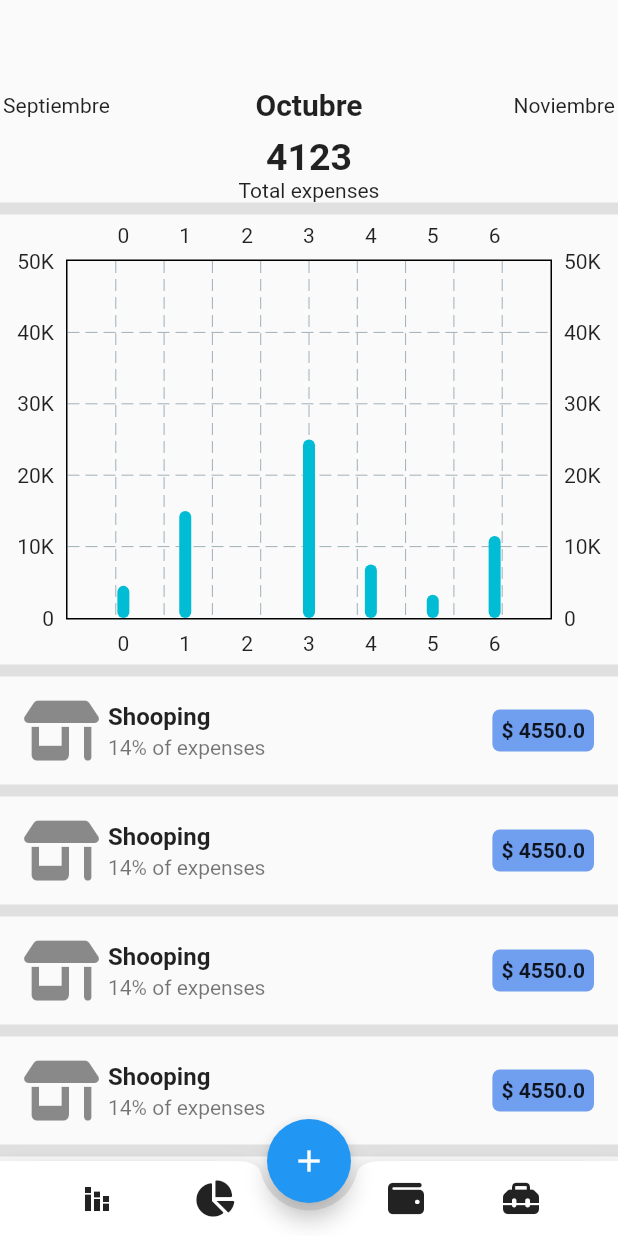
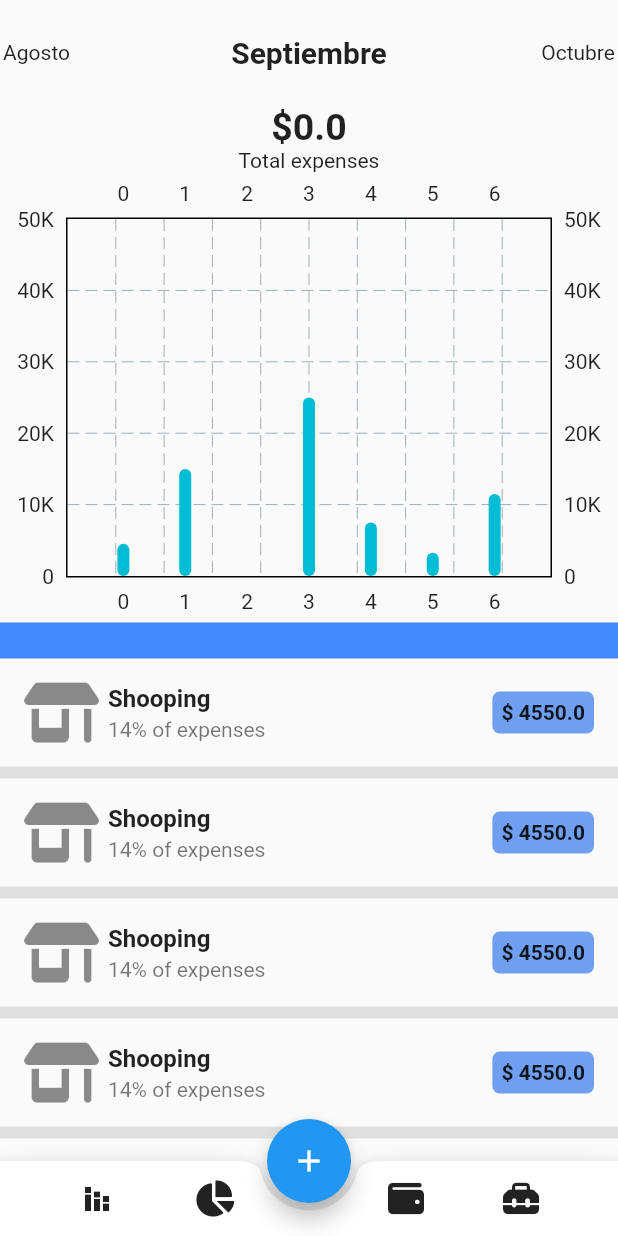
Before and after one commit to jfcalderono28/ControlGastos, a Flutter app: the screen it shows after launch, on a phone screen of 412 x 824 dp. Run offline on Flutter 3.47's test engine with Material 2 defaults, Android fonts, the phone set to English and light mode, and no system bars; drawn by our look-alikes of fl_chart; our stand-ins replace cloud_firestore, firebase_core, font_awesome_flutter; accounts and stored records are empty.

Commit message:
modificación expenses

```diff
--- a/lib/attempt1.dart
+++ /dev/null
@@ -1,38 +0,0 @@
-import 'package:flutter/material.dart';
-
-void main() => runApp(const MyApp());
-
-class MyApp extends StatelessWidget {
-  const MyApp({super.key});
-
-  @override
-  Widget build(BuildContext context) {
-    return const MaterialApp(
-      title: 'Material App',
-      home: Home(),
-    );
-  }
-}
-
-class Home extends StatefulWidget {
-  const Home({
-    super.key,
-  });
-
-  @override
-  State<Home> createState() => _HomeState();
-}
-
-class _HomeState extends State<Home> {
-  @override
-  Widget build(BuildContext context) {
-    return Scaffold(
-      appBar: AppBar(
-        title: const Text('Material App Bar'),
-      ),
-      body: const Center(
-        child: Text('Hello World'),
-      ),
-    );
-  }
-}
--- a/lib/main.dart
+++ b/lib/main.dart
@@ -1,10 +1,10 @@
+import 'package:cloud_firestore/cloud_firestore.dart';
+import 'package:control_gastos1/month_widget.dart';
 import 'package:flutter/material.dart';
-import 'package:control_gastos1/bar%20graph/bar_graph.dart';
 import 'package:font_awesome_flutter/font_awesome_flutter.dart';
 //Importaciones Firebase
 import 'package:firebase_core/firebase_core.dart';
 import 'firebase_options.dart';
-import 'package:control_gastos1/services/firebase_service.dart';
 
 void main() async {
   WidgetsFlutterBinding.ensureInitialized();
@@ -36,21 +36,17 @@ class Home extends StatefulWidget {
 }
 
 class _HomeState extends State<Home> {
-  List<double> weeklySummary = [
-    4500.0,
-    15000.0,
-    0.0,
-    25000.0,
-    7500.0,
-    3250.0,
-    11500.0
-  ];
   late PageController _controller;
-  int currentPage = 9;
+  int currentPage = 8;
+  Stream<QuerySnapshot>? _query;
 
   @override
   void initState() {
     super.initState();
+    _query = FirebaseFirestore.instance
+        .collection("expenses")
+        .where("month", isEqualTo: currentPage)
+        .snapshots();
 
     _controller =
         PageController(initialPage: currentPage, viewportFraction: 0.33);
@@ -65,23 +61,22 @@ class _HomeState extends State<Home> {
 
   Widget _body() {
     return SafeArea(
-      child: Column(
-        children: [
-          _search(),
-          _selector(),
-          _expenses(),
-          Container(
-            color: Colors.grey[300],
-            height: 8.0,
-          ),
-          _graph(),
-          Container(
-            color: Colors.grey[300],
-            height: 8.0,
-          ),
-          _list(),
-        ],
-      ),
+      child: Column(children: [
+        _selector(),
+        StreamBuilder<QuerySnapshot>(
+          stream: _query,
+          builder: (context, AsyncSnapshot data) {
+            if (data.hasData) {
+              return MonthWidget(
+                documents: data.data.docs,
+              );
+            }
+            return const Center(
+              child: CircularProgressIndicator(),
+            );
+          },
+        )
+      ]),
     );
   }
 
@@ -107,36 +102,40 @@ class _HomeState extends State<Home> {
     );
   }
 
-  Widget _search() {
-    return SizedBox(
-      height: 50.0,
-      child: FutureBuilder(
-        future: getDatos(),
-        builder: (context, snapshot) {
-          if (snapshot.hasData) {
-            return ListView.builder(
-              itemCount: snapshot.data?.length,
-              itemBuilder: (context, index) {
-                return Text((snapshot.data?[index]["category"]).toString());
-              },
-            );
-          } else {
-            return const Center(
-              child: CircularProgressIndicator(),
-            );
-          }
-        },
-      ),
-    );
-  }
+  // Widget _search() {
+  //   return SizedBox(
+  //     height: 50.0,
+  //     child: FutureBuilder(
+  //       future: getDatos(),
+  //       builder: (context, snapshot) {
+  //         if (snapshot.hasData) {
+  //           return ListView.builder(
+  //             itemCount: snapshot.data?.length,
+  //             itemBuilder: (context, index) {
+  //               return Text((snapshot.data?[index]["category"]).toString());
+  //             },
+  //           );
+  //         } else {
+  //           return const Center(
+  //             child: CircularProgressIndicator(),
+  //           );
+  //         }
+  //       },
+  //     ),
+  //   );
+  // }
 
   Widget _selector() {
     return SizedBox.fromSize(
-      size: const Size.fromHeight(40.0),
+      size: const Size.fromHeight(70.0),
       child: PageView(
         onPageChanged: (newPage) {
           setState(() {
             currentPage = newPage;
+            _query = FirebaseFirestore.instance
+                .collection('expenses')
+                .where("month", isEqualTo: currentPage + 1)
+                .snapshots();
           });
         },
         controller: _controller,
@@ -156,63 +155,6 @@ class _HomeState extends State<Home> {
         ],
       ),
     );
-  }
-
-  Widget _expenses() {
-    return const Column(
-      children: [
-        Text(
-          "4123",
-          style: TextStyle(fontWeight: FontWeight.bold, fontSize: 25.0),
-        ),
-        Text("Total expenses")
-      ],
-    );
-  }
-
-  Widget _graph() {
-    return SizedBox(
-        height: 300, child: MyBarGraph(weeklySummary: weeklySummary));
-  }
-
-  Widget _item(IconData icono, String name, int percente, double value) {
-    return ListTile(
-      leading: Icon(
-        icono,
-        size: 40,
-      ),
-      title: Text(
-        name,
-        style: const TextStyle(fontWeight: FontWeight.bold),
-      ),
-      subtitle: Text("$percente% of expenses"),
-      trailing: Container(
-          decoration: const BoxDecoration(
-              color: Color.fromARGB(255, 112, 159, 240),
-              borderRadius: BorderRadius.all(Radius.circular(5))),
-          child: Padding(
-            padding: const EdgeInsets.all(6.0),
-            child: Text(
-              "\$ $value",
-              style: const TextStyle(fontWeight: FontWeight.bold),
-            ),
-          )),
-    );
-  }
-
-  Widget _list() {
-    return Expanded(
-        child: ListView.separated(
-      itemCount: 15,
-      itemBuilder: (BuildContext context, index) =>
-          _item(FontAwesomeIcons.shop, "Shooping", 14, 4550.0),
-      separatorBuilder: (context, index) {
-        return Container(
-          color: Colors.grey[300],
-          height: 8.0,
-        );
-      },
-    ));
   }
 
   @override
--- /dev/null
+++ b/lib/month_widget.dart
@@ -0,0 +1,109 @@
+import 'package:cloud_firestore/cloud_firestore.dart';
+import 'package:flutter/material.dart';
+import 'package:font_awesome_flutter/font_awesome_flutter.dart';
+
+import 'bar graph/bar_graph.dart';
+
+class MonthWidget extends StatefulWidget {
+  final List<DocumentSnapshot> documents;
+  final double total;
+  final List<double> perDay;
+  MonthWidget({Key? key, required this.documents})
+      : total = documents.map((doc) => doc['value']).fold(0.0, (a, b) => a + b),
+        perDay = List.generate(30, (int index) {
+          return documents
+              .where((doc) => doc['day'] == (index + 1))
+              .map((doc) => doc['value'])
+              .fold(0.0, (a, b) => a + b);
+        }),
+        super(key: key);
+
+  @override
+  State<MonthWidget> createState() => _MonthWidgetState();
+}
+
+class _MonthWidgetState extends State<MonthWidget> {
+  List<double> weeklySummary = [
+    4500.0,
+    15000.0,
+    0.0,
+    25000.0,
+    7500.0,
+    3250.0,
+    11500.0
+  ];
+
+  @override
+  Widget build(BuildContext context) {
+    return Expanded(
+      child: Column(
+        children: [
+          _expenses(),
+          _graph(),
+          Container(
+            color: Colors.blueAccent,
+            height: 24.0,
+          ),
+          _list()
+        ],
+      ),
+    );
+  }
+
+  Widget _expenses() {
+    return Column(
+      children: [
+        Text(
+          "\$${widget.total.toString()}",
+          style: const TextStyle(fontWeight: FontWeight.bold, fontSize: 25.0),
+        ),
+        const Text("Total expenses")
+      ],
+    );
+  }
+
+  Widget _graph() {
+    return SizedBox(
+        height: 300, child: MyBarGraph(weeklySummary: weeklySummary));
+  }
+
+  Widget _item(IconData icono, String name, int percente, double value) {
+    return ListTile(
+      leading: Icon(
+        icono,
+        size: 40,
+      ),
+      title: Text(
+        name,
+        style: const TextStyle(fontWeight: FontWeight.bold),
+      ),
+      subtitle: Text("$percente% of expenses"),
+      trailing: Container(
+          decoration: const BoxDecoration(
+              color: Color.fromARGB(255, 112, 159, 240),
+              borderRadius: BorderRadius.all(Radius.circular(5))),
+          child: Padding(
+            padding: const EdgeInsets.all(6.0),
+            child: Text(
+              "\$ $value",
+              style: const TextStyle(fontWeight: FontWeight.bold),
+            ),
+          )),
+    );
+  }
+
+  Widget _list() {
+    return Expanded(
+        child: ListView.separated(
+      itemCount: 15,
+      itemBuilder: (BuildContext context, index) =>
+          _item(FontAwesomeIcons.shop, "Shooping", 14, 4550.0),
+      separatorBuilder: (context, index) {
+        return Container(
+          color: Colors.grey[300],
+          height: 8.0,
+        );
+      },
+    ));
+  }
+}
```
